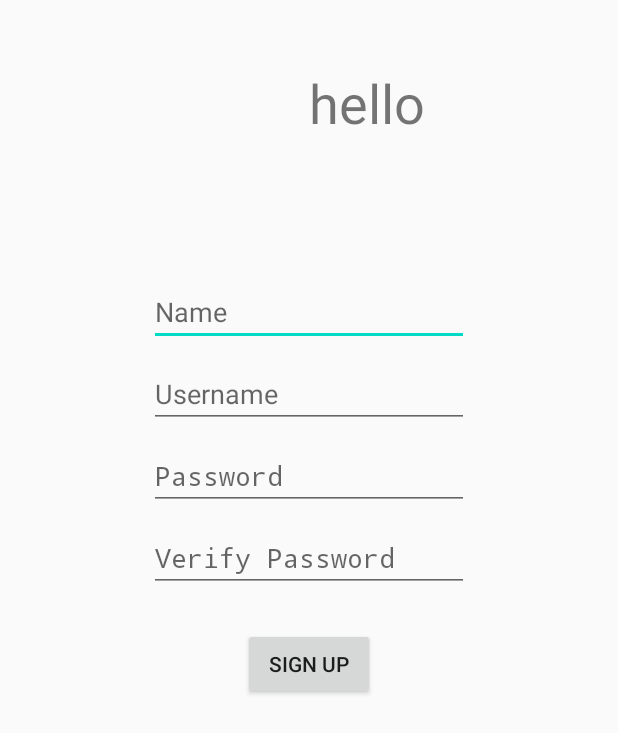
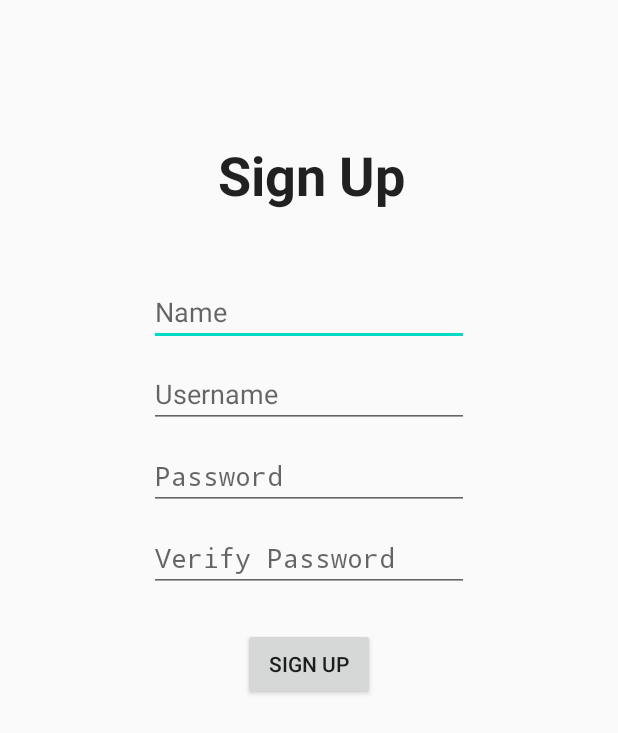
Before and after one commit to mtyra321/Nature-Calls, an Android app: the SignUp screen opened directly, with no data from a screen before it, after a tap on "SIGN UP", on a phone screen of 412 x 824 dp. Shown: the top 733 px of the screen. Run offline under Robolectric (Android 15) with nearby library versions, the phone set to English and light mode, and no system bars; our stand-ins replace Firebase (no records; nobody signed in at launch, a user with empty details on screens opened directly).

Commit message:
cleaned up login experience

```diff
--- a/NatureCallsMaster/app/src/main/java/dukeapps/naturecallsmaster/SignUp.java
+++ b/NatureCallsMaster/app/src/main/java/dukeapps/naturecallsmaster/SignUp.java
@@ -49,10 +49,16 @@ public class SignUp extends Activity {
             String password = pass1.getText().toString();
             String vPassword = pass2.getText().toString();
 
-
-                UserHelperClass helperClass = new UserHelperClass(signName, userName, password, vPassword);
-                reference.child(signName).setValue(helperClass);
-
+            if(!password.equals(vPassword)) {
+                //pop up message
+                Toast passwordMatch = Toast.makeText(SignUp.this, "Please make sure passwords match.", Toast.LENGTH_SHORT);
+                passwordMatch.show();
+            } else {
+                    UserHelperClass helperClass = new UserHelperClass(signName, userName, password, vPassword);
+                    reference.child(signName).setValue(helperClass);
+                    Toast accountCreate = Toast.makeText(SignUp.this, "Successful, go back and log in now!", Toast.LENGTH_SHORT);
+                    accountCreate.show();
+                }
             }
         });
     }
--- a/NatureCallsMaster/app/src/main/res/layout/signup.xml
+++ b/NatureCallsMaster/app/src/main/res/layout/signup.xml
@@ -76,17 +76,15 @@
 
         <TextView
             android:id="@+id/textView2"
-            android:layout_width="100dp"
-            android:layout_height="70dp"
-            android:layout_marginStart="206dp"
-            android:layout_marginLeft="206dp"
-            android:layout_marginTop="44dp"
-            android:layout_marginEnd="151dp"
-            android:layout_marginRight="151dp"
-            android:text="hello"
+            android:layout_width="167dp"
+            android:layout_height="90dp"
+            android:layout_marginStart="145dp"
+            android:layout_marginLeft="145dp"
+            android:layout_marginTop="92dp"
+            android:text="Sign Up"
+            android:textAppearance="@style/TextAppearance.AppCompat.Body1"
             android:textSize="36sp"
-            app:layout_constraintEnd_toEndOf="parent"
-            app:layout_constraintHorizontal_bias="0.0"
+            android:textStyle="bold"
             app:layout_constraintStart_toStartOf="parent"
             app:layout_constraintTop_toTopOf="parent" />
     </androidx.constraintlayout.widget.ConstraintLayout>
--- a/NatureCallsMaster/app/src/main/res/menu/bottom_nav_menu.xml
+++ b/NatureCallsMaster/app/src/main/res/menu/bottom_nav_menu.xml
@@ -3,12 +3,12 @@
 
     <item
         android:id="@+id/navigation_home"
-        android:icon="@drawable/ic_home_black_24dp"
+        android:icon="@drawable/home_icon"
         android:title="@string/title_home" />
 
     <item
         android:id="@+id/navigation_map"
-        android:icon="@drawable/ic_dashboard_black_24dp"
+        android:icon="@drawable/map_icon"
         android:title="@string/title_map" />
 
     <item
```
Also changed, not shown: 8 other files.
